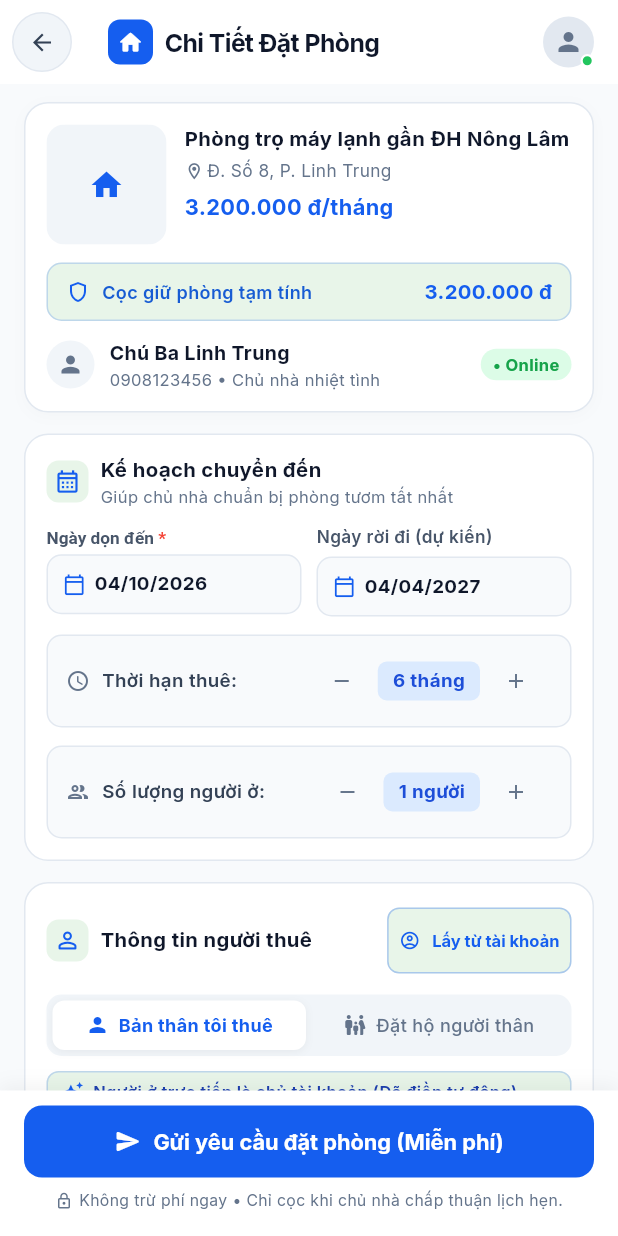
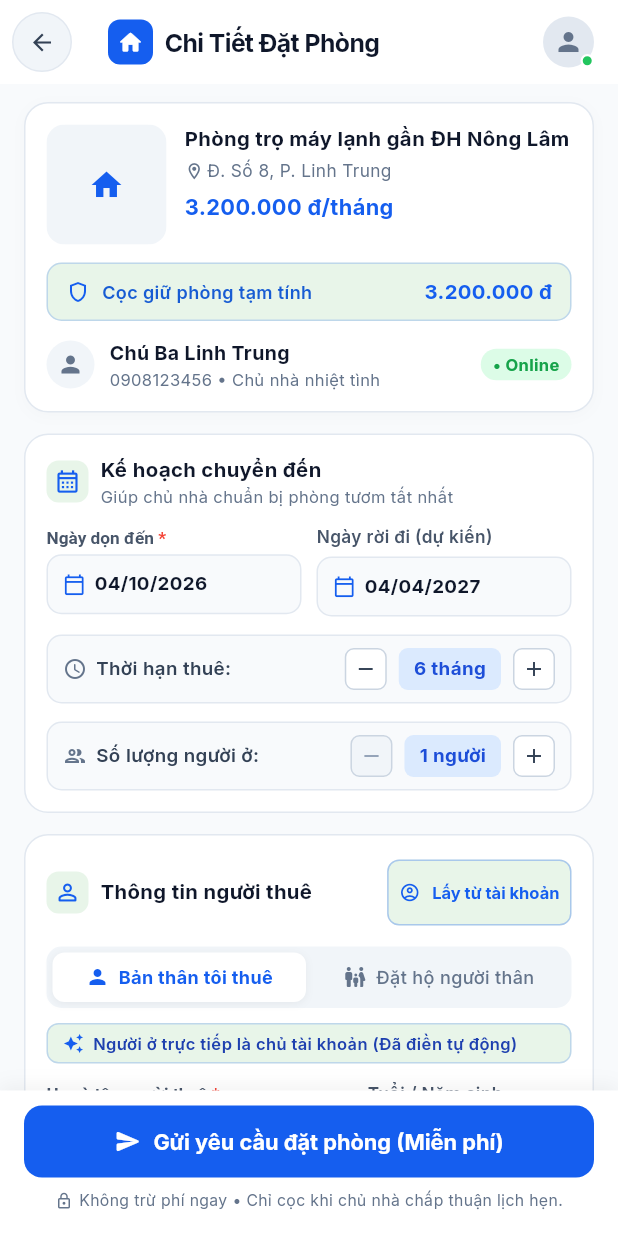
Before and after one commit to Anh-Anh2018/HomeShare, a Flutter app: the RoomBookingDetailScreen screen opened directly with sample values from the repository, on a phone screen of 412 x 824 dp. Run offline on Flutter 3.47's test engine with Material 3 defaults, Android fonts, the phone set to English and light mode, and no system bars; our stand-ins replace cached_network_image, cloud_firestore, firebase_auth, firebase_core, firebase_storage, flutter_riverpod and 4 more; missing offline and left inert: mobile_scanner; accounts and stored records are empty; network calls fail.

Commit message:
fix(ui): resolve RenderFlex overflow on physical device screens

```diff
--- a/lib/features/renter/screens/room_booking_detail_screen.dart
+++ b/lib/features/renter/screens/room_booking_detail_screen.dart
@@ -616,7 +616,7 @@ class _RoomBookingDetailScreenState extends ConsumerState<RoomBookingDetailScree
 
           // Thời hạn thuê stepper
           Container(
-            padding: const EdgeInsets.symmetric(horizontal: 12, vertical: 6),
+            padding: const EdgeInsets.symmetric(horizontal: 10, vertical: 8),
             decoration: BoxDecoration(
               color: const Color(0xFFF8FAFC),
               borderRadius: BorderRadius.circular(10),
@@ -625,16 +625,31 @@ class _RoomBookingDetailScreenState extends ConsumerState<RoomBookingDetailScree
             child: Row(
               children: [
                 const Icon(Icons.access_time_rounded, size: 16, color: Color(0xFF64748B)),
+                const SizedBox(width: 6),
+                const Expanded(
+                  child: Text(
+                    'Thời hạn thuê:',
+                    style: TextStyle(fontSize: 12.5, fontWeight: FontWeight.w600, color: Color(0xFF334155)),
+                  ),
+                ),
+                InkWell(
+                  onTap: _rentalMonths > 1 ? () => setState(() => _rentalMonths--) : null,
+                  borderRadius: BorderRadius.circular(6),
+                  child: Container(
+                    width: 28,
+                    height: 28,
+                    decoration: BoxDecoration(
+                      color: _rentalMonths > 1 ? Colors.white : const Color(0xFFF1F5F9),
+                      borderRadius: BorderRadius.circular(6),
+                      border: Border.all(color: const Color(0xFFCBD5E1)),
+                    ),
+                    alignment: Alignment.center,
+                    child: Icon(Icons.remove, size: 16, color: _rentalMonths > 1 ? const Color(0xFF334155) : const Color(0xFF94A3B8)),
+                  ),
+                ),
                 const SizedBox(width: 8),
-                const Text('Thời hạn thuê:', style: TextStyle(fontSize: 12.5, fontWeight: FontWeight.w600, color: Color(0xFF334155))),
-                const Spacer(),
-                IconButton(
-                  tooltip: 'Giảm số tháng thuê',
-                  icon: const Icon(Icons.remove, size: 16, color: Color(0xFF64748B)),
-                  onPressed: _rentalMonths > 1 ? () => setState(() => _rentalMonths--) : null,
-                ),
                 Container(
-                  padding: const EdgeInsets.symmetric(horizontal: 10, vertical: 4),
+                  padding: const EdgeInsets.symmetric(horizontal: 10, vertical: 5),
                   decoration: BoxDecoration(
                     color: const Color(0xFFDBEAFE),
                     borderRadius: BorderRadius.circular(6),
@@ -644,10 +659,21 @@ class _RoomBookingDetailScreenState extends ConsumerState<RoomBookingDetailScree
                     style: const TextStyle(fontSize: 12.5, fontWeight: FontWeight.bold, color: Color(0xFF1D4ED8)),
                   ),
                 ),
-                IconButton(
-                  tooltip: 'Tăng số tháng thuê',
-                  icon: const Icon(Icons.add, size: 16, color: Color(0xFF64748B)),
-                  onPressed: _rentalMonths < 24 ? () => setState(() => _rentalMonths++) : null,
+                const SizedBox(width: 8),
+                InkWell(
+                  onTap: _rentalMonths < 24 ? () => setState(() => _rentalMonths++) : null,
+                  borderRadius: BorderRadius.circular(6),
+                  child: Container(
+                    width: 28,
+                    height: 28,
+                    decoration: BoxDecoration(
+                      color: _rentalMonths < 24 ? Colors.white : const Color(0xFFF1F5F9),
+                      borderRadius: BorderRadius.circular(6),
+                      border: Border.all(color: const Color(0xFFCBD5E1)),
+                    ),
+                    alignment: Alignment.center,
+                    child: Icon(Icons.add, size: 16, color: _rentalMonths < 24 ? const Color(0xFF334155) : const Color(0xFF94A3B8)),
+                  ),
                 ),
               ],
             ),
@@ -656,7 +682,7 @@ class _RoomBookingDetailScreenState extends ConsumerState<RoomBookingDetailScree
 
           // Số lượng người ở (Thanh ngang gọn gàng)
           Container(
-            padding: const EdgeInsets.symmetric(horizontal: 12, vertical: 6),
+            padding: const EdgeInsets.symmetric(horizontal: 10, vertical: 8),
             decoration: BoxDecoration(
               color: const Color(0xFFF8FAFC),
               borderRadius: BorderRadius.circular(10),
@@ -665,16 +691,31 @@ class _RoomBookingDetailScreenState extends ConsumerState<RoomBookingDetailScree
             child: Row(
               children: [
                 const Icon(Icons.group_outlined, size: 16, color: Color(0xFF64748B)),
+                const SizedBox(width: 6),
+                const Expanded(
+                  child: Text(
+                    'Số lượng người ở:',
+                    style: TextStyle(fontSize: 12.5, fontWeight: FontWeight.w600, color: Color(0xFF334155)),
+                  ),
+                ),
+                InkWell(
+                  onTap: _occupantCount > 1 ? () => setState(() => _occupantCount--) : null,
+                  borderRadius: BorderRadius.circular(6),
+                  child: Container(
+                    width: 28,
+                    height: 28,
+                    decoration: BoxDecoration(
+                      color: _occupantCount > 1 ? Colors.white : const Color(0xFFF1F5F9),
+                      borderRadius: BorderRadius.circular(6),
+                      border: Border.all(color: const Color(0xFFCBD5E1)),
+                    ),
+                    alignment: Alignment.center,
+                    child: Icon(Icons.remove, size: 16, color: _occupantCount > 1 ? const Color(0xFF334155) : const Color(0xFF94A3B8)),
+                  ),
+                ),
                 const SizedBox(width: 8),
-                const Text('Số lượng người ở:', style: TextStyle(fontSize: 12.5, fontWeight: FontWeight.w600, color: Color(0xFF334155))),
-                const Spacer(),
-                IconButton(
-                  tooltip: 'Giảm số người ở',
-                  icon: const Icon(Icons.remove, size: 16, color: Color(0xFF64748B)),
-                  onPressed: _occupantCount > 1 ? () => setState(() => _occupantCount--) : null,
-                ),
                 Container(
-                  padding: const EdgeInsets.symmetric(horizontal: 10, vertical: 4),
+                  padding: const EdgeInsets.symmetric(horizontal: 10, vertical: 5),
                   decoration: BoxDecoration(
                     color: const Color(0xFFDBEAFE),
                     borderRadius: BorderRadius.circular(6),
@@ -684,10 +725,21 @@ class _RoomBookingDetailScreenState extends ConsumerState<RoomBookingDetailScree
                     style: const TextStyle(fontSize: 12.5, fontWeight: FontWeight.bold, color: Color(0xFF1D4ED8)),
                   ),
                 ),
-                IconButton(
-                  tooltip: 'Tăng số người ở',
-                  icon: const Icon(Icons.add, size: 16, color: Color(0xFF64748B)),
-                  onPressed: _occupantCount < 5 ? () => setState(() => _occupantCount++) : null,
+                const SizedBox(width: 8),
+                InkWell(
+                  onTap: _occupantCount < 5 ? () => setState(() => _occupantCount++) : null,
+                  borderRadius: BorderRadius.circular(6),
+                  child: Container(
+                    width: 28,
+                    height: 28,
+                    decoration: BoxDecoration(
+                      color: _occupantCount < 5 ? Colors.white : const Color(0xFFF1F5F9),
+                      borderRadius: BorderRadius.circular(6),
+                      border: Border.all(color: const Color(0xFFCBD5E1)),
+                    ),
+                    alignment: Alignment.center,
+                    child: Icon(Icons.add, size: 16, color: _occupantCount < 5 ? const Color(0xFF334155) : const Color(0xFF94A3B8)),
+                  ),
                 ),
               ],
             ),
@@ -720,8 +772,15 @@ class _RoomBookingDetailScreenState extends ConsumerState<RoomBookingDetailScree
                 child: const Icon(Icons.person_outline_rounded, size: 18, color: AppColors.primary),
               ),
               const SizedBox(width: 8),
-              const Text('Thông tin người thuê', style: TextStyle(fontWeight: FontWeight.bold, fontSize: 13.5, color: Color(0xFF0F172A))),
-              const Spacer(),
+              const Expanded(
+                child: Text(
+                  'Thông tin người thuê',
+                  style: TextStyle(fontWeight: FontWeight.bold, fontSize: 13.5, color: Color(0xFF0F172A)),
+                  maxLines: 1,
+                  overflow: TextOverflow.ellipsis,
+                ),
+              ),
+              const SizedBox(width: 8),
               // Nút lấy nhanh thông tin từ tài khoản
               OutlinedButton.icon(
                 onPressed: _fillFromAccount,
@@ -1168,12 +1227,16 @@ class _RoomBookingDetailScreenState extends ConsumerState<RoomBookingDetailScree
         crossAxisAlignment: CrossAxisAlignment.start,
         children: [
           Row(
-            mainAxisAlignment: MainAxisAlignment.spaceBetween,
             children: [
-              Text(
-                'Lời nhắn cho ${widget.room.hostName.isNotEmpty ? widget.room.hostName : 'Chủ nhà'}',
-                style: const TextStyle(fontWeight: FontWeight.bold, fontSize: 13.5, color: Color(0xFF0F172A)),
+              Expanded(
+                child: Text(
+                  'Lời nhắn cho ${widget.room.hostName.isNotEmpty ? widget.room.hostName : 'Chủ nhà'}',
+                  style: const TextStyle(fontWeight: FontWeight.bold, fontSize: 13.5, color: Color(0xFF0F172A)),
+                  maxLines: 1,
+                  overflow: TextOverflow.ellipsis,
+                ),
               ),
+              const SizedBox(width: 8),
               const Text('Tùy chọn', style: TextStyle(fontSize: 11.5, color: Color(0xFF94A3B8))),
             ],
           ),
@@ -1227,15 +1290,22 @@ class _RoomBookingDetailScreenState extends ConsumerState<RoomBookingDetailScree
                 child: const Icon(Icons.payment_outlined, size: 18, color: AppColors.primary),
               ),
               const SizedBox(width: 8),
-              const Text('Phương thức thanh toán', style: TextStyle(fontWeight: FontWeight.bold, fontSize: 13.5, color: Color(0xFF0F172A))),
-              const Spacer(),
+              const Expanded(
+                child: Text(
+                  'Phương thức thanh toán',
+                  style: TextStyle(fontWeight: FontWeight.bold, fontSize: 13.5, color: Color(0xFF0F172A)),
+                  maxLines: 1,
+                  overflow: TextOverflow.ellipsis,
+                ),
+              ),
+              const SizedBox(width: 8),
               Container(
-                padding: const EdgeInsets.symmetric(horizontal: 8, vertical: 3),
+                padding: const EdgeInsets.symmetric(horizontal: 7, vertical: 3),
                 decoration: BoxDecoration(
                   color: const Color(0xFFDCFCE7),
                   borderRadius: BorderRadius.circular(6),
                 ),
-                child: const Text('An toàn qua ứng dụng', style: TextStyle(color: Color(0xFF16A34A), fontSize: 10.5, fontWeight: FontWeight.bold)),
+                child: const Text('An toàn qua ứng dụng', style: TextStyle(color: Color(0xFF16A34A), fontSize: 10, fontWeight: FontWeight.bold)),
               ),
             ],
           ),
--- a/lib/features/renter/screens/search_filter_screen.dart
+++ b/lib/features/renter/screens/search_filter_screen.dart
@@ -642,7 +642,7 @@ class _SearchFilterScreenState extends ConsumerState<SearchFilterScreen> {
       onTap: () => setState(() => _rentalType = type),
       borderRadius: BorderRadius.circular(12),
       child: Container(
-        padding: const EdgeInsets.symmetric(vertical: 10, horizontal: 6),
+        padding: const EdgeInsets.symmetric(vertical: 9, horizontal: 4),
         decoration: BoxDecoration(
           color: isSelected ? _emeraldLight : Colors.white,
           borderRadius: BorderRadius.circular(12),
@@ -656,22 +656,28 @@ class _SearchFilterScreenState extends ConsumerState<SearchFilterScreen> {
           children: [
             Icon(
               icon,
-              size: 16,
+              size: 15,
               color: isSelected ? _emerald : AppColors.textMuted,
             ),
-            const SizedBox(width: 4),
-            Text(
+            const SizedBox(width: 3),
+            Flexible(
+              child: FittedBox(
+                fit: BoxFit.scaleDown,
+                child: Text(
                   title,
+                  maxLines: 1,
                   style: TextStyle(
-                fontSize: 12,
+                    fontSize: 11.5,
                     fontWeight: isSelected ? FontWeight.bold : FontWeight.w500,
                     color: isSelected ? _emerald : AppColors.textDark,
                   ),
                 ),
-            const SizedBox(width: 4),
+              ),
+            ),
+            const SizedBox(width: 3),
             Icon(
               isSelected ? Icons.radio_button_checked : Icons.radio_button_unchecked,
-              size: 14,
+              size: 13,
               color: isSelected ? _emerald : const Color(0xFFD1D5DB),
             ),
           ],
```
Also changed, not shown: 1 other file. Lines whose indentation alone changed are shown as unchanged.
